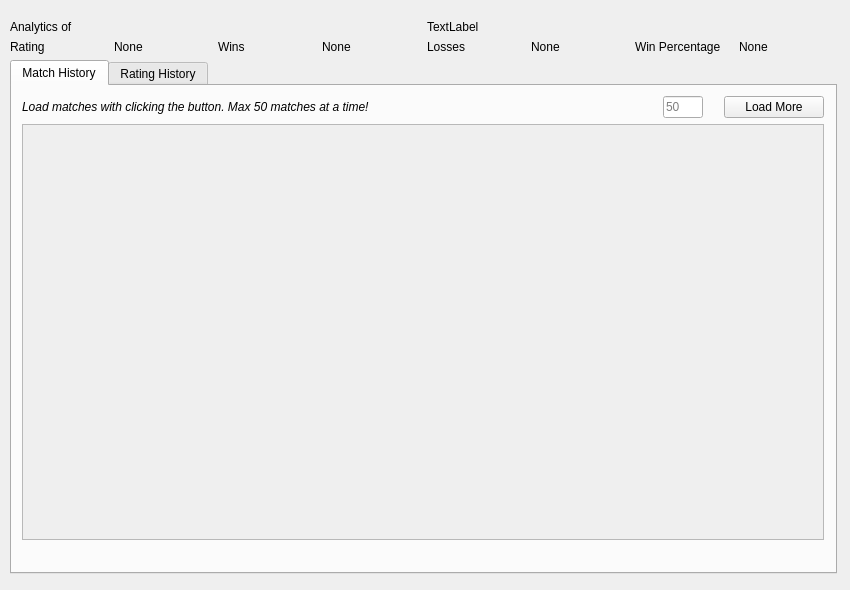
Old version of the form data/ui_prototyping/analytics_window.ui in the repository oohjio/Aoe2-Dashboard.
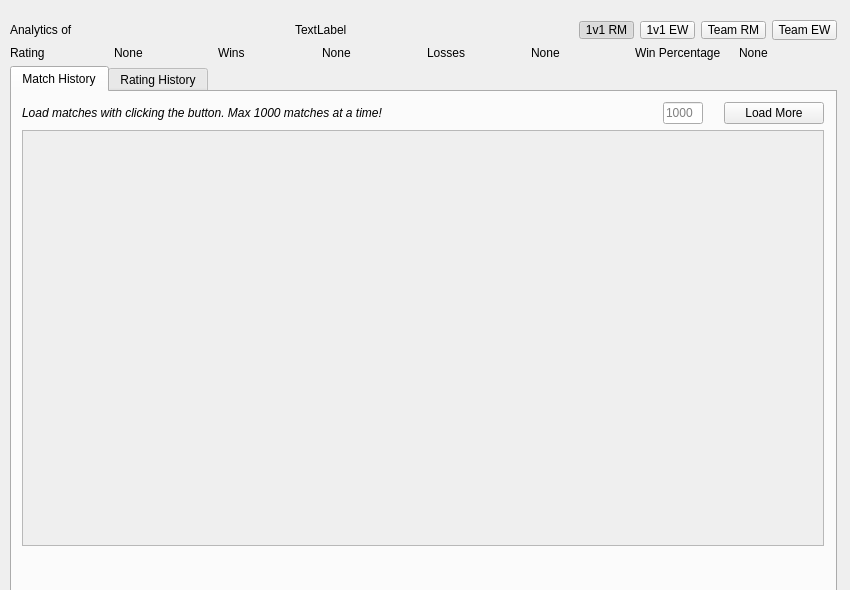
New version of the form. The open tabs and pages were chosen to show the change.

Commit message: Added QoL Features, incl. selecting a match in rating plot in AnalyticsWindow.py

```diff
--- a/data/ui_prototyping/analytics_window.ui
+++ b/data/ui_prototyping/analytics_window.ui
@@ -25,7 +25,7 @@
      <x>10</x>
      <y>20</y>
      <width>827</width>
-     <height>554</height>
+     <height>572</height>
     </rect>
    </property>
    <layout class="QVBoxLayout" name="toplevel_v_layout">
@@ -45,6 +45,116 @@
         </property>
        </widget>
       </item>
+      <item>
+       <layout class="QHBoxLayout" name="h_layout_ladder_buttons">
+        <item>
+         <widget class="QToolButton" name="button_1v1_RM">
+          <property name="enabled">
+           <bool>true</bool>
+          </property>
+          <property name="maximumSize">
+           <size>
+            <width>55</width>
+            <height>18</height>
+           </size>
+          </property>
+          <property name="text">
+           <string>1v1 RM</string>
+          </property>
+          <property name="checkable">
+           <bool>true</bool>
+          </property>
+          <property name="checked">
+           <bool>true</bool>
+          </property>
+          <property name="autoExclusive">
+           <bool>true</bool>
+          </property>
+          <property name="toolButtonStyle">
+           <enum>Qt::ToolButtonTextOnly</enum>
+          </property>
+          <property name="arrowType">
+           <enum>Qt::NoArrow</enum>
+          </property>
+         </widget>
+        </item>
+        <item>
+         <widget class="QToolButton" name="button_1v1_EW">
+          <property name="maximumSize">
+           <size>
+            <width>55</width>
+            <height>18</height>
+           </size>
+          </property>
+          <property name="text">
+           <string>1v1 EW</string>
+          </property>
+          <property name="checkable">
+           <bool>true</bool>
+          </property>
+          <property name="autoExclusive">
+           <bool>true</bool>
+          </property>
+          <property name="toolButtonStyle">
+           <enum>Qt::ToolButtonTextOnly</enum>
+          </property>
+          <property name="arrowType">
+           <enum>Qt::NoArrow</enum>
+          </property>
+         </widget>
+        </item>
+        <item>
+         <widget class="QToolButton" name="button_team_RM">
+          <property name="maximumSize">
+           <size>
+            <width>65</width>
+            <height>18</height>
+           </size>
+          </property>
+          <property name="text">
+           <string>Team RM</string>
+          </property>
+          <property name="checkable">
+           <bool>true</bool>
+          </property>
+          <property name="autoExclusive">
+           <bool>true</bool>
+          </property>
+          <property name="toolButtonStyle">
+           <enum>Qt::ToolButtonTextOnly</enum>
+          </property>
+          <property name="arrowType">
+           <enum>Qt::NoArrow</enum>
+          </property>
+         </widget>
+        </item>
+        <item>
+         <widget class="QToolButton" name="button_team_EW">
+          <property name="maximumSize">
+           <size>
+            <width>65</width>
+            <height>20</height>
+           </size>
+          </property>
+          <property name="text">
+           <string>Team EW</string>
+          </property>
+          <property name="checkable">
+           <bool>true</bool>
+          </property>
+          <property name="autoExclusive">
+           <bool>true</bool>
+          </property>
+          <property name="toolButtonStyle">
+           <enum>Qt::ToolButtonTextOnly</enum>
+          </property>
+          <property name="arrowType">
+           <enum>Qt::NoArrow</enum>
+          </property>
+         </widget>
+        </item>
+       </layout>
+      </item>
      </layout>
     </item>
     <item>
@@ -157,7 +267,7 @@
               </font>
              </property>
              <property name="text">
-              <string>Load matches with clicking the button. Max 50 matches at a time!</string>
+              <string>Load matches with clicking the button. Max 1000 matches at a time!</string>
              </property>
             </widget>
            </item>
@@ -176,7 +286,7 @@
               <string/>
              </property>
              <property name="placeholderText">
-              <string>50</string>
+              <string>1000</string>
              </property>
             </widget>
            </item>
@@ -207,6 +317,15 @@
              <property name="text">
               <string>Load More</string>
              </property>
+             <property name="checkable">
+              <bool>false</bool>
+             </property>
+             <property name="checked">
+              <bool>false</bool>
+             </property>
+             <property name="flat">
+              <bool>false</bool>
+             </property>
             </widget>
            </item>
           </layout>
```
Left out of the diff: 2 changed lines with no effect on the pictures. The commit also changes 8 other files.
